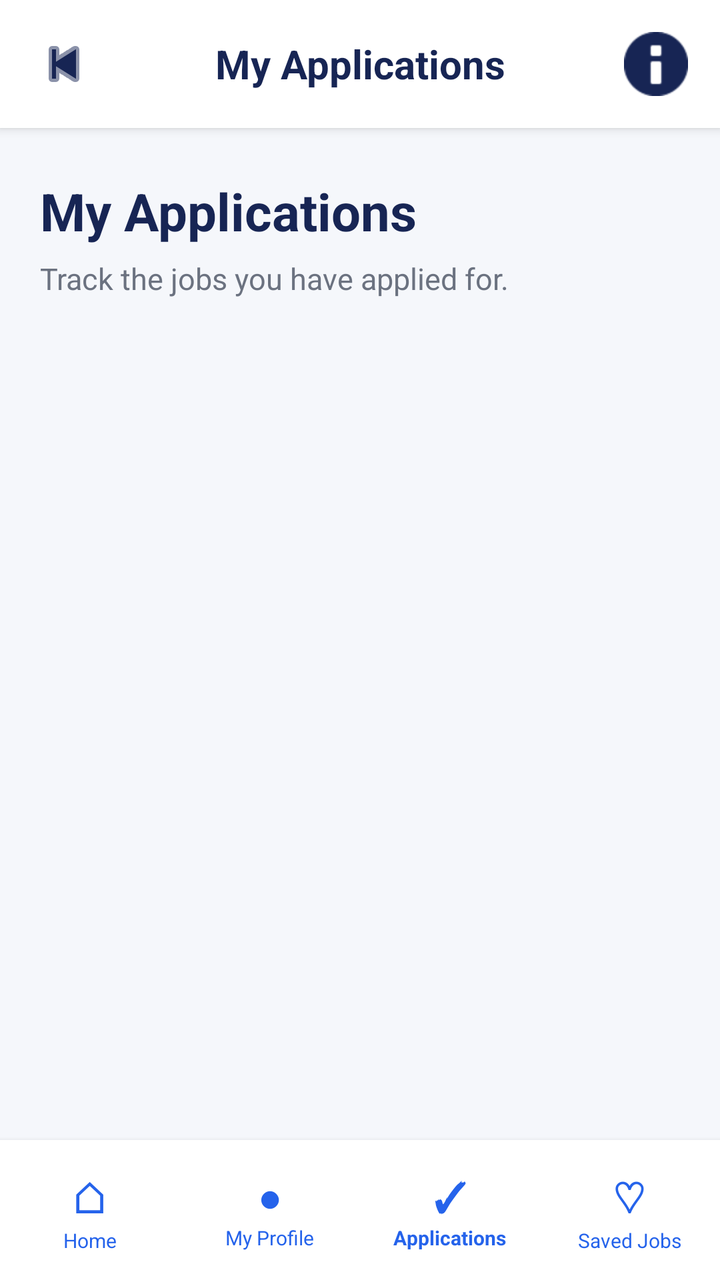
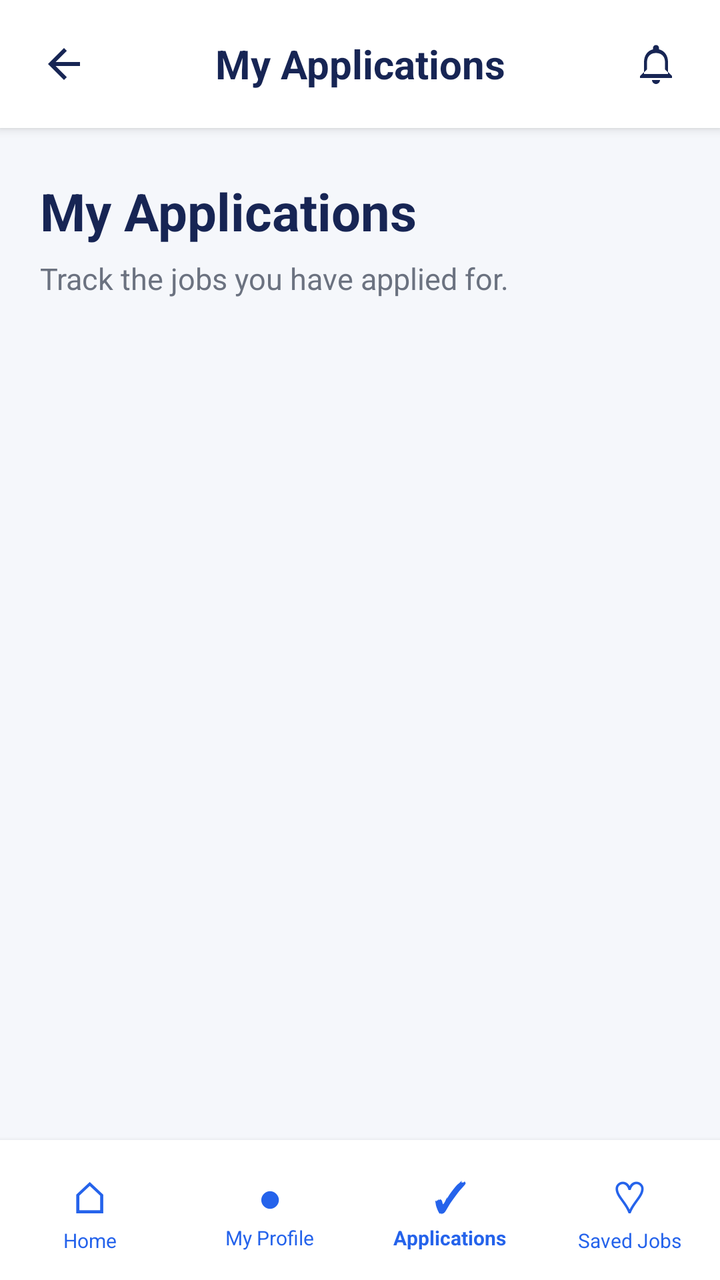

An Android layout rendered at two revisions. The XML below is the earlier revision; the diff shows what the commit changed to produce the second picture.
<!-- AndroidManifest.xml: application theme Theme.CloudHire -->
<!-- res/layout/activity_my_applications.xml -->
<?xml version="1.0" encoding="utf-8"?>
<LinearLayout xmlns:android="http://schemas.android.com/apk/res/android"
    xmlns:app="http://schemas.android.com/apk/res-auto"
    android:layout_width="match_parent"
    android:layout_height="match_parent"
    android:orientation="vertical"
    android:background="#F5F7FB">

    
    
    

    <LinearLayout
        android:layout_width="match_parent"
        android:layout_height="64dp"
        android:orientation="horizontal"
        android:gravity="center_vertical"
        android:paddingStart="8dp"
        android:paddingEnd="8dp"
        android:background="#FFFFFF"
        android:elevation="3dp">

        <ImageButton
            android:id="@+id/btnBack"
            android:layout_width="48dp"
            android:layout_height="48dp"
            android:background="?attr/selectableItemBackgroundBorderless"
            android:contentDescription="Back"
            android:src="@android:drawable/ic_media_previous"
            app:tint="#172554" />

        <TextView
            android:layout_width="0dp"
            android:layout_height="wrap_content"
            android:layout_weight="1"
            android:gravity="center"
            android:text="My Applications"
            android:textColor="#172554"
            android:textSize="20sp"
            android:textStyle="bold" />

        <ImageButton
            android:id="@+id/btnNotifications"
            android:layout_width="48dp"
            android:layout_height="48dp"
            android:background="?attr/selectableItemBackgroundBorderless"
            android:contentDescription="Notifications"
            android:src="@android:drawable/ic_dialog_info"
            app:tint="#172554" />

    </LinearLayout>


    
    
    

    <ScrollView
        android:layout_width="match_parent"
        android:layout_height="0dp"
        android:layout_weight="1"
        android:fillViewport="true">

        <LinearLayout
            android:layout_width="match_parent"
            android:layout_height="wrap_content"
            android:orientation="vertical"
            android:paddingStart="20dp"
            android:paddingEnd="20dp"
            android:paddingTop="24dp"
            android:paddingBottom="24dp">

            

            <TextView
                android:layout_width="match_parent"
                android:layout_height="wrap_content"
                android:text="My Applications"
                android:textColor="#172554"
                android:textSize="26sp"
                android:textStyle="bold" />

            <TextView
                android:layout_width="match_parent"
                android:layout_height="wrap_content"
                android:layout_marginTop="6dp"
                android:text="Track the jobs you have applied for."
                android:textColor="#6B7280"
                android:textSize="15sp" />


            
            
            

            <LinearLayout
                android:id="@+id/applicationsContainer"
                android:layout_width="match_parent"
                android:layout_height="wrap_content"
                android:layout_marginTop="20dp"
                android:orientation="vertical" />


            
            
            

            <LinearLayout
                android:id="@+id/loadingState"
                android:layout_width="match_parent"
                android:layout_height="wrap_content"
                android:layout_marginTop="30dp"
                android:gravity="center"
                android:orientation="vertical"
                android:visibility="gone">

                <ProgressBar
                    android:layout_width="wrap_content"
                    android:layout_height="wrap_content" />

                <TextView
                    android:layout_width="wrap_content"
                    android:layout_height="wrap_content"
                    android:layout_marginTop="10dp"
                    android:text="Loading applications..."
                    android:textColor="#6B7280"
                    android:textSize="14sp" />

            </LinearLayout>


            
            
            

            <LinearLayout
                android:id="@+id/emptyState"
                android:layout_width="match_parent"
                android:layout_height="wrap_content"
                android:layout_marginTop="50dp"
                android:gravity="center"
                android:orientation="vertical"
                android:visibility="gone">

                <TextView
                    android:layout_width="match_parent"
                    android:layout_height="wrap_content"
                    android:gravity="center"
                    android:text="No Applications Yet"
                    android:textColor="#172554"
                    android:textSize="20sp"
                    android:textStyle="bold" />

                <TextView
                    android:layout_width="match_parent"
                    android:layout_height="wrap_content"
                    android:layout_marginTop="8dp"
                    android:gravity="center"
                    android:text="Jobs you apply for will appear here."
                    android:textColor="#6B7280"
                    android:textSize="14sp" />

                <Button
                    android:id="@+id/btnBrowseJobs"
                    android:layout_width="wrap_content"
                    android:layout_height="48dp"
                    android:layout_marginTop="18dp"
                    android:backgroundTint="#2563EB"
                    android:text="Browse Jobs"
                    android:textAllCaps="false"
                    android:textColor="#FFFFFF"
                    android:textStyle="bold" />

            </LinearLayout>


            
            
            

            <LinearLayout
                android:id="@+id/errorState"
                android:layout_width="match_parent"
                android:layout_height="wrap_content"
                android:layout_marginTop="50dp"
                android:gravity="center"
                android:orientation="vertical"
                android:visibility="gone">

                <TextView
                    android:layout_width="match_parent"
                    android:layout_height="wrap_content"
                    android:gravity="center"
                    android:text="Unable to load applications"
                    android:textColor="#172554"
                    android:textSize="18sp"
                    android:textStyle="bold" />

                <Button
                    android:id="@+id/btnRetry"
                    android:layout_width="wrap_content"
                    android:layout_height="48dp"
                    android:layout_marginTop="15dp"
                    android:backgroundTint="#2563EB"
                    android:text="Retry"
                    android:textAllCaps="false"
                    android:textColor="#FFFFFF"
                    android:textStyle="bold" />

            </LinearLayout>

        </LinearLayout>

    </ScrollView>


    
    
    

    <LinearLayout
        android:layout_width="match_parent"
        android:layout_height="70dp"
        android:orientation="horizontal"
        android:gravity="center"
        android:background="#FFFFFF"
        android:elevation="4dp">


        

        <LinearLayout
            android:id="@+id/navHome"
            android:layout_width="0dp"
            android:layout_height="match_parent"
            android:layout_weight="1"
            android:gravity="center"
            android:orientation="vertical"
            android:clickable="true"
            android:focusable="true">

            <TextView
                android:layout_width="wrap_content"
                android:layout_height="wrap_content"
                android:text="⌂"
                android:textColor="#2563EB"
                android:textSize="22sp" />

            <TextView
                android:layout_width="wrap_content"
                android:layout_height="wrap_content"
                android:text="Home"
                android:textColor="#2563EB"
                android:textSize="10sp" />

        </LinearLayout>


        

        <LinearLayout
            android:id="@+id/navProfile"
            android:layout_width="0dp"
            android:layout_height="match_parent"
            android:layout_weight="1"
            android:gravity="center"
            android:orientation="vertical"
            android:clickable="true"
            android:focusable="true">

            <TextView
                android:layout_width="wrap_content"
                android:layout_height="wrap_content"
                android:text="●"
                android:textColor="#2563EB"
                android:textSize="20sp" />

            <TextView
                android:layout_width="wrap_content"
                android:layout_height="wrap_content"
                android:text="My Profile"
                android:textColor="#2563EB"
                android:textSize="10sp" />

        </LinearLayout>


        

        <LinearLayout
            android:id="@+id/navApplications"
            android:layout_width="0dp"
            android:layout_height="match_parent"
            android:layout_weight="1"
            android:gravity="center"
            android:orientation="vertical"
            android:clickable="true"
            android:focusable="true">

            <TextView
                android:layout_width="wrap_content"
                android:layout_height="wrap_content"
                android:text="✓"
                android:textColor="#2563EB"
                android:textSize="20sp"
                android:textStyle="bold" />

            <TextView
                android:layout_width="wrap_content"
                android:layout_height="wrap_content"
                android:text="Applications"
                android:textColor="#2563EB"
                android:textSize="10sp"
                android:textStyle="bold" />

        </LinearLayout>


        

        <LinearLayout
            android:id="@+id/navSaved"
            android:layout_width="0dp"
            android:layout_height="match_parent"
            android:layout_weight="1"
            android:gravity="center"
            android:orientation="vertical"
            android:clickable="true"
            android:focusable="true">

            <TextView
                android:layout_width="wrap_content"
                android:layout_height="wrap_content"
                android:text="♡"
                android:textColor="#2563EB"
                android:textSize="22sp" />

            <TextView
                android:layout_width="wrap_content"
                android:layout_height="wrap_content"
                android:text="Saved Jobs"
                android:textColor="#2563EB"
                android:textSize="10sp" />

        </LinearLayout>

    </LinearLayout>

</LinearLayout>
<!-- resources referenced by this layout -->
<resources>
  <style name="Theme.CloudHire" parent="Base.Theme.CloudHire" />
  <style name="Base.Theme.CloudHire" parent="Theme.Material3.DayNight.NoActionBar">
          
          
      </style>
</resources>

<!-- the commit's change to res/layout/activity_my_applications.xml (unified diff, before → after) -->
@@ -26,7 +26,9 @@
             android:layout_height="48dp"
             android:background="?attr/selectableItemBackgroundBorderless"
             android:contentDescription="Back"
-            android:src="@android:drawable/ic_media_previous"
+            android:padding="12dp"
+            android:scaleType="fitCenter"
+            android:src="@drawable/ic_arrow_back"
             app:tint="#172554" />
 
         <TextView
@@ -45,7 +47,9 @@
             android:layout_height="48dp"
             android:background="?attr/selectableItemBackgroundBorderless"
             android:contentDescription="Notifications"
-            android:src="@android:drawable/ic_dialog_info"
+            android:padding="12dp"
+            android:scaleType="fitCenter"
+            android:src="@drawable/recruiter_dashboard_notifications"
             app:tint="#172554" />
 
     </LinearLayout>
<!-- resource entries referenced after the edit -->
@@ -1,5 +1,32 @@
 <!-- resources referenced by this layout -->
 <resources>
+  <!-- drawable ic_arrow_back (drawable) -->
+  <?xml version="1.0" encoding="utf-8"?>
+  <vector
+      xmlns:android="http://schemas.android.com/apk/res/android"
+      android:width="24dp"
+      android:height="24dp"
+      android:viewportWidth="24"
+      android:viewportHeight="24">
+  
+      <path
+          android:fillColor="#1E3A8A"
+          android:pathData="M20,11H7.83l5.59,-5.59L12,4l-8,8 8,8 1.41,-1.41L7.83,13H20v-2z" />
+  
+  </vector>
+  <!-- drawable recruiter_dashboard_notifications (drawable) -->
+  <?xml version="1.0" encoding="utf-8"?>
+  <vector xmlns:android="http://schemas.android.com/apk/res/android"
+      android:width="24dp"
+      android:height="24dp"
+      android:viewportWidth="24"
+      android:viewportHeight="24">
+  
+      <path
+          android:fillColor="#344054"
+          android:pathData="M12,22c1.1,0 2,-0.9 2,-2h-4c0,1.1 0.9,2 2,2zM18,16v-5c0,-3.07 -1.63,-5.64 -4.5,-6.32V4c0,-0.83 -0.67,-1.5 -1.5,-1.5S10.5,3.17 10.5,4v0.68C7.63,5.36 6,7.93 6,11v5l-2,2v1h16v-1l-2,-2zM18,17H6v-0.83l1.5,-1.5V11c0,-2.48 1.51,-4.5 4.5,-4.5s4.5,2.02 4.5,4.5v3.67l1.5,1.5V17z" />
+  
+  </vector>
   <style name="Theme.CloudHire" parent="Base.Theme.CloudHire" />
   <style name="Base.Theme.CloudHire" parent="Theme.Material3.DayNight.NoActionBar">
           
